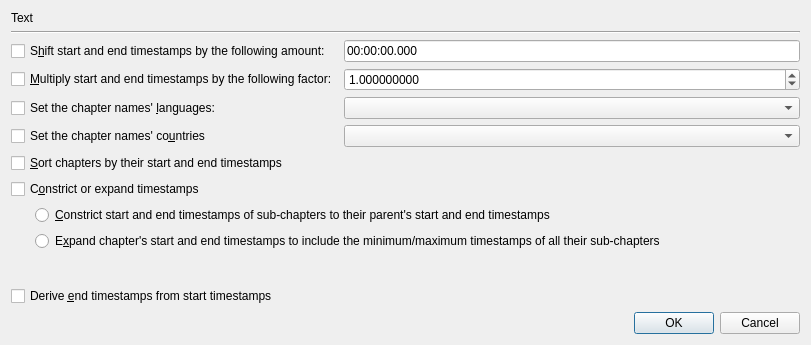
Old version of the form src/mkvtoolnix-gui/forms/chapter_editor/mass_modification_dialog.ui in the repository jpsdr/MKVToolnix-Windows-7.
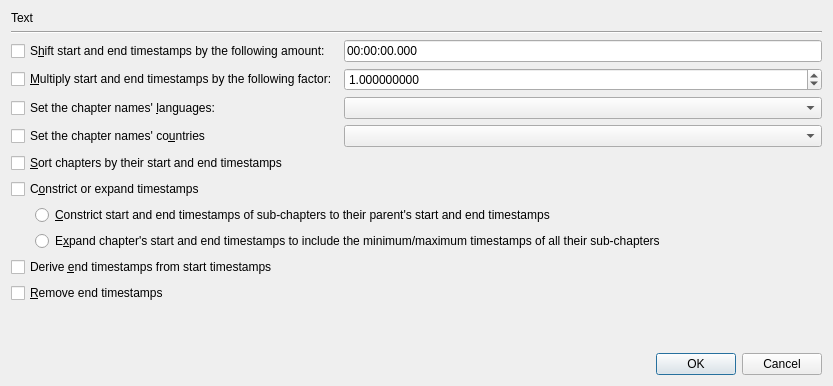
New version of the form. Custom widgets are drawn as their Qt base class.

Commit message:
GUI: chapters: add "remove end timestamps" option to "additional modifications"
Implements #2231.

Diff of the .ui file:
```diff
--- a/src/mkvtoolnix-gui/forms/chapter_editor/mass_modification_dialog.ui
+++ b/src/mkvtoolnix-gui/forms/chapter_editor/mass_modification_dialog.ui
@@ -6,8 +6,8 @@
    <rect>
     <x>0</x>
     <y>0</y>
-    <width>811</width>
-    <height>345</height>
+    <width>833</width>
+    <height>386</height>
    </rect>
   </property>
   <property name="sizePolicy">
@@ -150,6 +150,20 @@
      </item>
     </layout>
    </item>
+   <item>
+    <widget class="QCheckBox" name="cbSetEndTimestamps">
+     <property name="text">
+      <string>Derive &amp;end timestamps from start timestamps</string>
+     </property>
+    </widget>
+   </item>
+   <item>
+    <widget class="QCheckBox" name="cbRemoveEndTimestamps">
+     <property name="text">
+      <string>&amp;Remove end timestamps</string>
+     </property>
+    </widget>
+   </item>
    <item>
     <spacer name="verticalSpacer">
      <property name="orientation">
@@ -163,13 +177,6 @@
      </property>
     </spacer>
    </item>
-   <item>
-    <widget class="QCheckBox" name="cbSetEndTimestamps">
-     <property name="text">
-      <string>Derive &amp;end timestamps from start timestamps</string>
-     </property>
-    </widget>
-   </item>
    <item>
     <widget class="QDialogButtonBox" name="buttonBox">
      <property name="orientation">
```
The commit also changes 5 other files.
